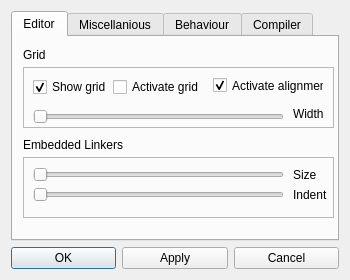
Before: the Qt Designer form unreal/trunk/qrgui/mainwindow/preferencesDialog.ui in qreal/qreal, drawn with Qt 5.
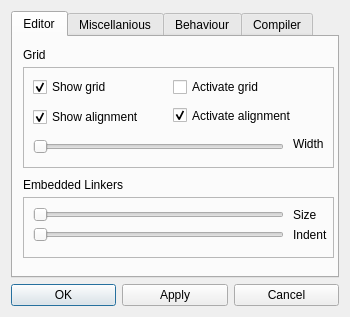
After: the same form once the commit is applied. Icons and pictures are not drawn.

The edit to the form file:
```diff
--- a/unreal/trunk/qrgui/mainwindow/preferencesDialog.ui
+++ b/unreal/trunk/qrgui/mainwindow/preferencesDialog.ui
@@ -7,19 +7,19 @@
     <x>0</x>
     <y>0</y>
     <width>350</width>
-    <height>280</height>
+    <height>317</height>
    </rect>
   </property>
   <property name="minimumSize">
    <size>
     <width>350</width>
-    <height>280</height>
+    <height>300</height>
    </size>
   </property>
   <property name="maximumSize">
    <size>
     <width>350</width>
-    <height>280</height>
+    <height>331</height>
    </size>
   </property>
   <property name="windowTitle">
@@ -69,7 +69,7 @@
          <x>10</x>
          <y>30</y>
          <width>311</width>
-         <height>61</height>
+         <height>101</height>
         </rect>
        </property>
        <property name="frameShape">
@@ -83,7 +83,7 @@
          <rect>
           <x>10</x>
           <y>10</y>
-          <width>191</width>
+          <width>101</width>
           <height>20</height>
          </rect>
         </property>
@@ -97,9 +97,9 @@
        <widget class="QCheckBox" name="activateGridCheckBox">
         <property name="geometry">
          <rect>
-          <x>90</x>
+          <x>150</x>
           <y>10</y>
-          <width>91</width>
+          <width>151</width>
           <height>20</height>
          </rect>
         </property>
@@ -114,7 +114,7 @@
         <property name="geometry">
          <rect>
           <x>10</x>
-          <y>40</y>
+          <y>70</y>
           <width>251</width>
           <height>19</height>
          </rect>
@@ -139,7 +139,7 @@
         <property name="geometry">
          <rect>
           <x>270</x>
-          <y>40</y>
+          <y>70</y>
           <width>46</width>
           <height>13</height>
          </rect>
@@ -151,12 +151,18 @@
        <widget class="QCheckBox" name="activateAlignmentCheckBox">
         <property name="geometry">
          <rect>
-          <x>190</x>
-          <y>10</y>
-          <width>111</width>
+          <x>150</x>
+          <y>40</y>
+          <width>151</width>
           <height>17</height>
          </rect>
         </property>
+        <property name="minimumSize">
+         <size>
+          <width>150</width>
+          <height>0</height>
+         </size>
+        </property>
         <property name="text">
          <string>Activate alignment</string>
         </property>
@@ -164,6 +170,28 @@
          <bool>true</bool>
         </property>
        </widget>
+       <widget class="QCheckBox" name="showAlignmentCheckBox">
+        <property name="geometry">
+         <rect>
+          <x>10</x>
+          <y>40</y>
+          <width>131</width>
+          <height>20</height>
+         </rect>
+        </property>
+        <property name="minimumSize">
+         <size>
+          <width>130</width>
+          <height>0</height>
+         </size>
+        </property>
+        <property name="text">
+         <string>Show alignment</string>
+        </property>
+        <property name="checked">
+         <bool>true</bool>
+        </property>
+       </widget>
       </widget>
       <widget class="QLabel" name="label">
        <property name="geometry">
@@ -182,7 +210,7 @@
        <property name="geometry">
         <rect>
          <x>10</x>
-         <y>100</y>
+         <y>140</y>
          <width>121</width>
          <height>16</height>
         </rect>
@@ -195,7 +223,7 @@
        <property name="geometry">
         <rect>
          <x>10</x>
-         <y>120</y>
+         <y>160</y>
          <width>311</width>
          <height>61</height>
         </rect>
```
